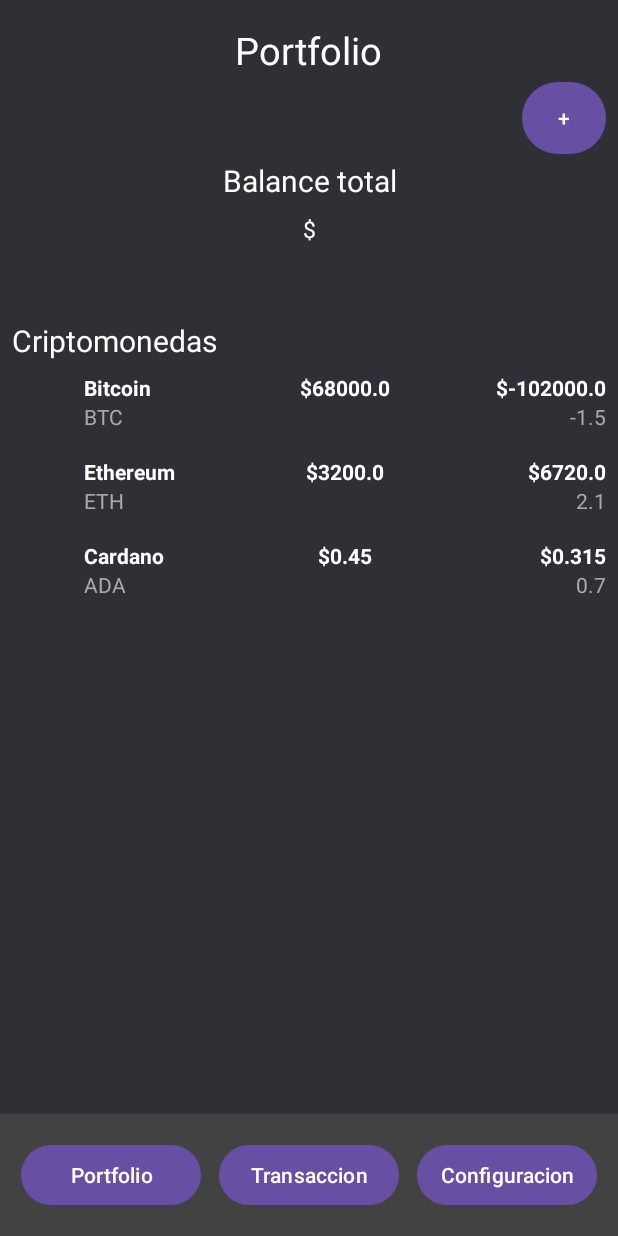
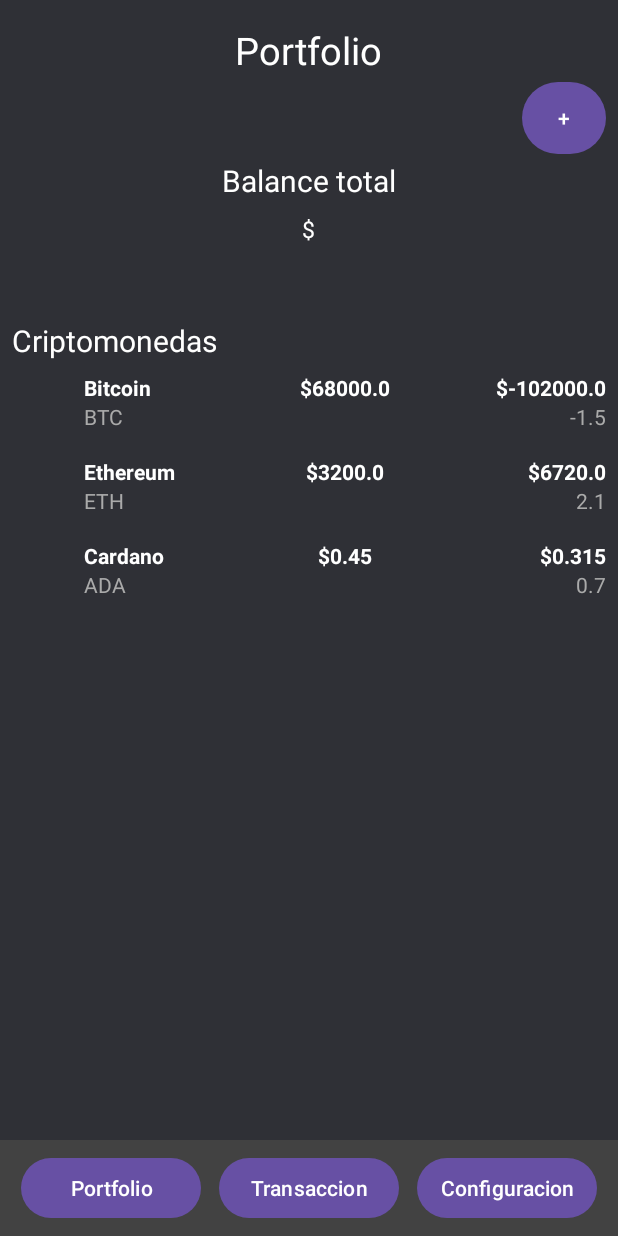
Before and after one commit to EmiLuca/Portafolio-cripto, an Android app: the Portfolio screen opened directly, with no data from a screen before it, on a phone screen of 412 x 824 dp. Run offline under Robolectric (Android 15) with nearby library versions, the phone set to English and light mode, and no system bars.

Commit message:
Cambio layout activity_portfolio.xml

```diff
--- a/app/src/main/res/layout/activity_portfolio.xml
+++ b/app/src/main/res/layout/activity_portfolio.xml
@@ -5,97 +5,96 @@
     android:id="@+id/main"
     android:layout_width="match_parent"
     android:layout_height="match_parent"
-    android:layout_weight="3"
-    tools:context=".Portfolio"
+    android:layout_weight="1"
+    android:background="@color/material_dynamic_neutral20"
     android:orientation="vertical"
-    android:background="@color/material_dynamic_neutral20">
+    tools:context=".Portfolio">
 
     <TextView
         android:layout_width="wrap_content"
         android:layout_height="wrap_content"
-        android:layout_gravity="center"
+        android:layout_gravity="center_horizontal"
+        android:layout_marginTop="16dp"
         android:text="Portfolio"
-        android:textSize="25sp"
         android:textColor="@color/white"
-        android:layout_marginTop="16dp"/>
+        android:textSize="25sp" />
 
     <Button
         android:id="@+id/btnMore"
         android:layout_width="56dp"
         android:layout_height="56dp"
-        android:text="+"
         android:layout_gravity="end"
-        android:layout_marginEnd="8dp"/>
-
-    <TextView
-        android:layout_width="match_parent"
-        android:layout_height="wrap_content"
-        android:text="Balance total"
-        android:textSize="20sp"
-        android:textColor="@color/white"
-        android:gravity="center"/>
-
-    <TextView
-        android:id="@+id/tvTotalBalance"
-        android:layout_width="match_parent"
-        android:layout_height="wrap_content"
-        android:inputType="number"
-        android:text="$"
-        android:textSize="15sp"
-        android:textColor="@color/white"
-        android:gravity="center"
-        android:layout_marginTop="8dp"/>
+        android:layout_marginEnd="8dp"
+        android:text="+" />
 
     <TextView
         android:layout_width="wrap_content"
         android:layout_height="wrap_content"
+        android:layout_gravity="center_horizontal"
+        android:text="Balance total"
+        android:textColor="@color/white"
+        android:textSize="20sp" />
+
+    <TextView
+        android:id="@+id/tvTotalBalance"
+        android:layout_width="wrap_content"
+        android:layout_height="wrap_content"
+        android:layout_gravity="center_horizontal"
+        android:layout_marginTop="8dp"
+        android:inputType="number"
+        android:text="$"
+        android:textColor="@color/white"
+        android:textSize="15sp" />
+
+    <TextView
+        android:layout_width="wrap_content"
+        android:layout_height="wrap_content"
+        android:layout_gravity="start"
+        android:layout_marginStart="8dp"
+        android:layout_marginTop="50dp"
         android:text="Criptomonedas"
-        android:textSize="20sp"
         android:textColor="@color/white"
-        android:layout_marginTop="50dp"
-        android:layout_marginStart="8dp"/>
+        android:textSize="20sp" />
 
     <androidx.recyclerview.widget.RecyclerView
         android:id="@+id/rvCoins"
         android:layout_width="match_parent"
-        android:layout_height="wrap_content"
-        android:layout_weight="2"
+        android:layout_height="match_parent"
+        android:layout_weight="1"
         app:layoutManager="androidx.recyclerview.widget.LinearLayoutManager"
-        tools:listitem="@layout/item_coins">
-    </androidx.recyclerview.widget.RecyclerView>
+        tools:listitem="@layout/item_coins"></androidx.recyclerview.widget.RecyclerView>
 
     <LinearLayout
         android:id="@+id/llBarraNavegacion"
         android:layout_width="match_parent"
         android:layout_height="wrap_content"
-        android:layout_weight="0.1"
+        android:background="@color/cardview_dark_background"
+        android:gravity="center"
         android:orientation="horizontal"
-        android:gravity="center"
-        android:padding="8dp"
-        android:background="@color/cardview_dark_background">
+        android:padding="8dp">
 
         <Button
             android:id="@+id/btnPortfolio"
             android:layout_width="120dp"
             android:layout_height="wrap_content"
+            android:layout_marginEnd="12dp"
             android:paddingHorizontal="12dp"
-            android:layout_marginEnd="12dp"
-            android:text="Portfolio"/>
+            android:text="Portfolio" />
 
         <Button
             android:id="@+id/btnTransaccion"
             android:layout_width="120dp"
             android:layout_height="wrap_content"
+            android:layout_marginEnd="12dp"
             android:paddingHorizontal="12dp"
-            android:layout_marginEnd="12dp"
-            android:text="Transaccion"/>
+            android:text="Transaccion" />
 
         <Button
             android:id="@+id/btnConfiguracion"
             android:layout_width="120dp"
             android:layout_height="wrap_content"
             android:paddingHorizontal="12dp"
-            android:text="Configuracion"/>
+            android:text="Configuracion" />
 
     </LinearLayout>
 
```
